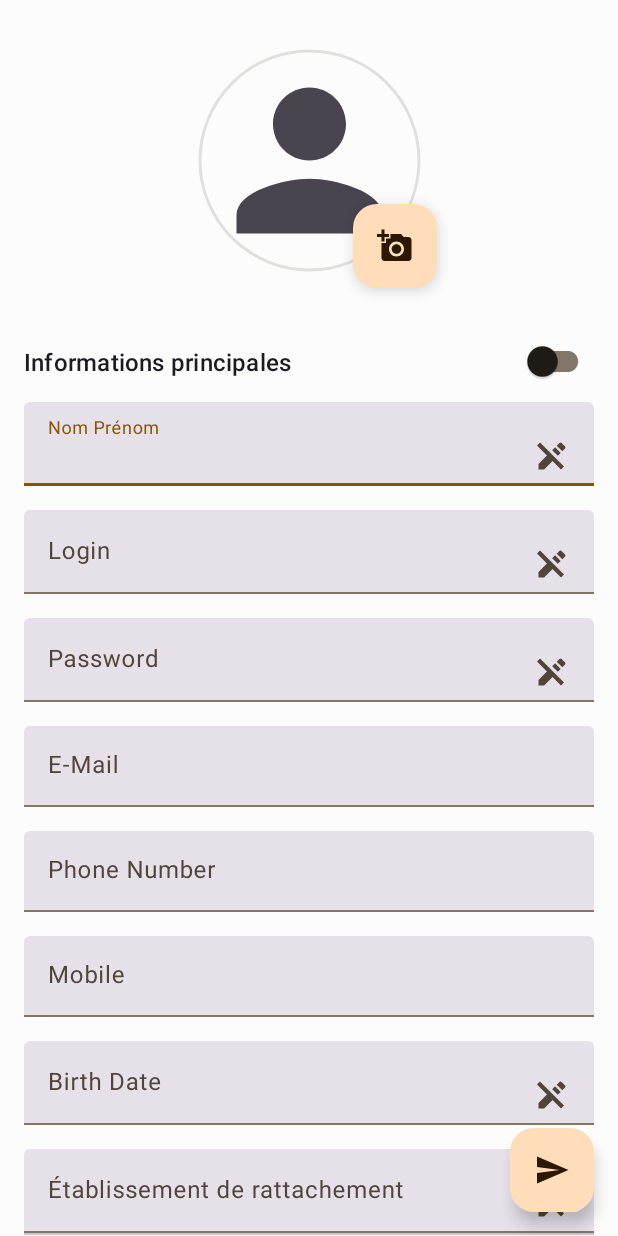
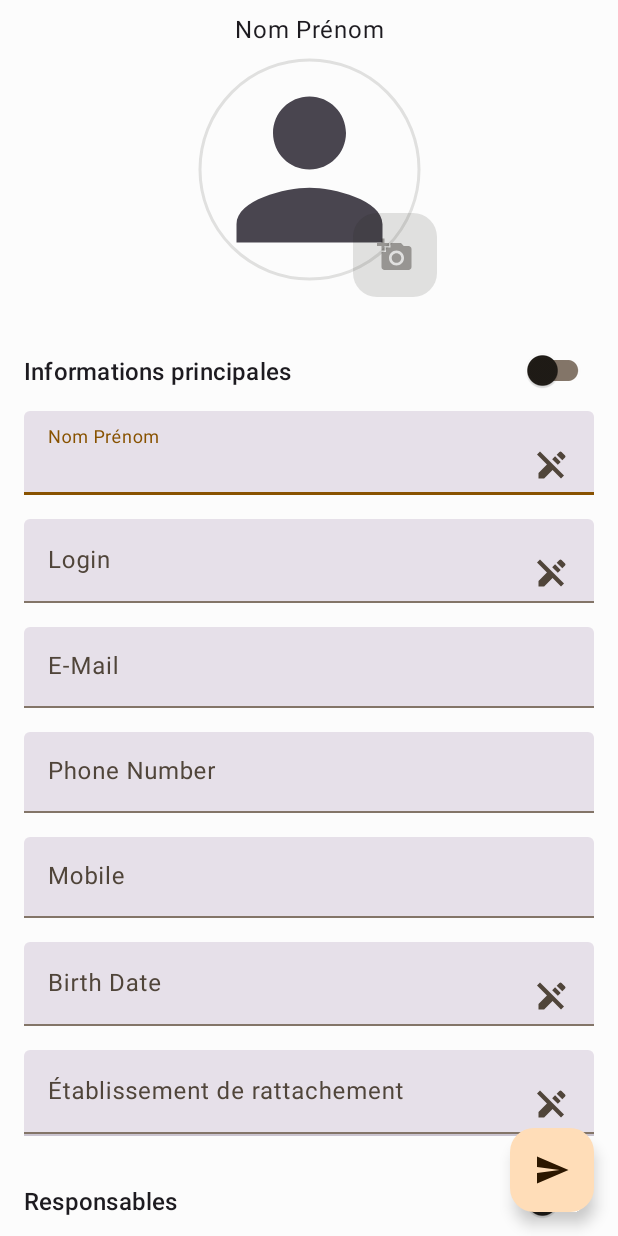
Before and after one commit to JulesPvx/lycee-connecte-app, an Android app: the layout fragment_profile.xml on its own in the app's theme, with its tools: preview values and no code run, on a phone screen of 412 x 824 dp. Run offline under Robolectric (Android 15) with nearby library versions, the phone set to English and light mode, and no system bars; plain views replace ExpandableLayout; network calls fail.

Commit message:
Removed password field. Disabled pick picture fab. Added display name text view.

```diff
--- a/app/src/main/res/layout/fragment_profile.xml
+++ b/app/src/main/res/layout/fragment_profile.xml
@@ -6,18 +6,30 @@
     android:layout_height="match_parent"
     tools:context=".ProfileFragment">
 
+    <TextView
+        android:id="@+id/profile_display_name"
+        android:layout_width="wrap_content"
+        android:layout_height="wrap_content"
+        android:layout_marginTop="8dp"
+        android:text="@string/placeholder_name"
+        app:layout_constraintEnd_toEndOf="parent"
+        app:layout_constraintStart_toStartOf="parent"
+        app:layout_constraintTop_toTopOf="parent"
+        style="@style/TextAppearance.Material3.BodyLarge"/>
+
     <com.google.android.material.imageview.ShapeableImageView
         android:id="@+id/profile_img"
         style="@style/AppTheme.ShapeableImageView.Rounded.Border"
         android:layout_width="150dp"
         android:layout_height="150dp"
-        android:layout_marginTop="32dp"
+        android:layout_marginTop="8dp"
         app:layout_constraintEnd_toEndOf="parent"
         app:layout_constraintStart_toStartOf="parent"
-        app:layout_constraintTop_toTopOf="parent"
+        app:layout_constraintTop_toBottomOf="@+id/profile_display_name"
         app:srcCompat="@drawable/ic_person" />
 
     <com.google.android.material.floatingactionbutton.FloatingActionButton
+        android:id="@+id/profile_modify_profile_pic_fab"
         android:layout_width="wrap_content"
         android:layout_height="wrap_content"
         android:layout_marginEnd="-10dp"
@@ -25,7 +37,8 @@
         android:contentDescription="@string/edit_profile_picture"
         android:src="@drawable/ic_add_photo"
         app:layout_constraintBottom_toBottomOf="@+id/profile_img"
-        app:layout_constraintEnd_toEndOf="@+id/profile_img" />
+        app:layout_constraintEnd_toEndOf="@+id/profile_img"
+        android:enabled="false"/>
 
     <ScrollView
         android:layout_width="match_parent"
@@ -100,26 +113,6 @@
                         android:layout_marginTop="16dp"
                         android:layout_marginEnd="16dp"
                         android:hint="@string/placeholder_login"
-                        app:layout_constraintEnd_toEndOf="parent"
-                        app:layout_constraintStart_toStartOf="parent"
-                        app:layout_constraintTop_toBottomOf="@+id/profile_username">
-
-                        <com.google.android.material.textfield.TextInputEditText
-                            android:layout_width="match_parent"
-                            android:layout_height="wrap_content"
-                            android:drawableEnd="@drawable/ic_edit_off"
-                            android:focusable="false" />
-                    </com.google.android.material.textfield.TextInputLayout>
-
-                    <com.google.android.material.textfield.TextInputLayout
-                        android:id="@+id/profile_password"
-                        style="@style/Widget.Material3.TextInputLayout.FilledBox.Dense"
-                        android:layout_width="match_parent"
-                        android:layout_height="wrap_content"
-                        android:layout_marginStart="16dp"
-                        android:layout_marginTop="16dp"
-                        android:layout_marginEnd="16dp"
-                        android:hint="@string/placeholder_password"
                         app:layout_constraintEnd_toEndOf="parent"
                         app:layout_constraintStart_toStartOf="parent"
                         app:layout_constraintTop_toBottomOf="@+id/profile_username">
```
